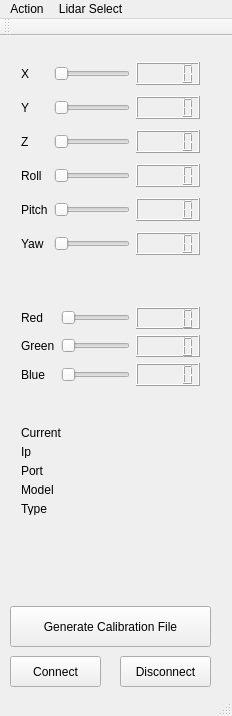
Qt form mainwindow.ui (FengD/point_cloud_player) before a commit.
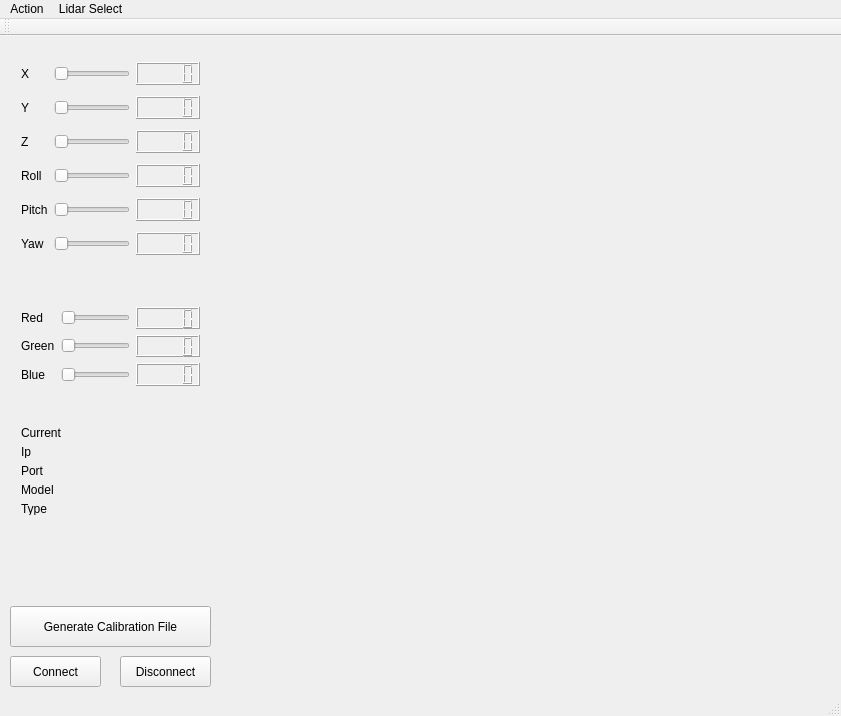
The same form after that commit. Custom widgets are drawn as their Qt base class.

```diff
--- a/mainwindow.ui
+++ b/mainwindow.ui
@@ -6,7 +6,7 @@
    <rect>
     <x>0</x>
     <y>0</y>
-    <width>232</width>
+    <width>841</width>
     <height>716</height>
    </rect>
   </property>
@@ -339,14 +339,24 @@
      <string>Disconnect</string>
     </property>
    </widget>
+   <widget class="QVTKWidget" name="qvtkWidget">
+    <property name="geometry">
+     <rect>
+      <x>220</x>
+      <y>10</y>
+      <width>601</width>
+      <height>481</height>
+     </rect>
+    </property>
+   </widget>
   </widget>
   <widget class="QMenuBar" name="actionMenuBar">
    <property name="geometry">
     <rect>
      <x>0</x>
      <y>0</y>
-     <width>232</width>
-     <height>25</height>
+     <width>841</width>
+     <height>22</height>
     </rect>
    </property>
    <widget class="QMenu" name="menuFirst">
@@ -379,6 +389,13 @@
   </action>
  </widget>
  <layoutdefault spacing="6" margin="11"/>
+ <customwidgets>
+  <customwidget>
+   <class>QVTKWidget</class>
+   <extends>QWidget</extends>
+   <header>QVTKWidget.h</header>
+  </customwidget>
+ </customwidgets>
  <resources/>
  <connections/>
 </ui>
```
